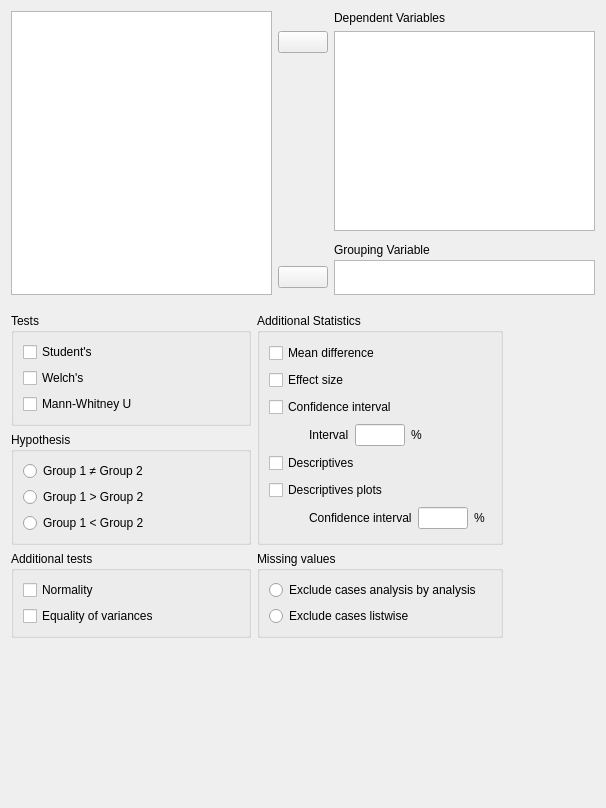
jasp-stats/jasp-desktop, file JASP-Desktop/analysisforms/ttestindependentsamplesform.ui: the form before one commit.
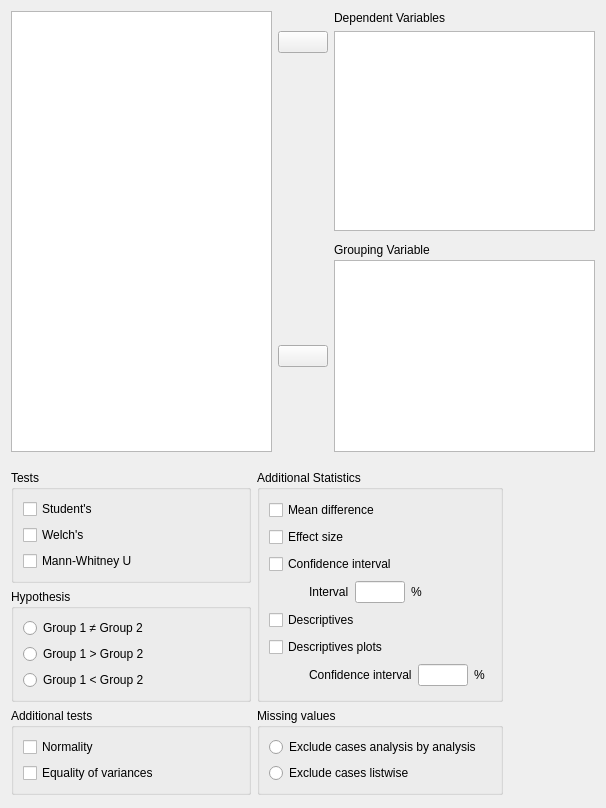
The form after the commit. Custom widgets are drawn as their Qt base class.

The edit to the form file:
```diff
--- a/JASP-Desktop/analysisforms/ttestindependentsamplesform.ui
+++ b/JASP-Desktop/analysisforms/ttestindependentsamplesform.ui
@@ -93,13 +93,13 @@
         <property name="minimumSize">
          <size>
           <width>0</width>
-          <height>35</height>
+          <height>0</height>
          </size>
         </property>
         <property name="maximumSize">
          <size>
           <width>16777215</width>
-          <height>35</height>
+          <height>16777215</height>
          </size>
         </property>
        </widget>
@@ -739,6 +739,11 @@
    <extends>QCheckBox</extends>
    <header>widgets/boundcheckbox.h</header>
   </customwidget>
+  <customwidget>
+   <class>boundSingleItemView</class>
+   <extends>QListView</extends>
+   <header>widgets/boundsingleitemview.h</header>
+  </customwidget>
  </customwidgets>
  <resources/>
  <connections/>
```
Left out of the diff: 2 changed lines with no effect on the pictures.
